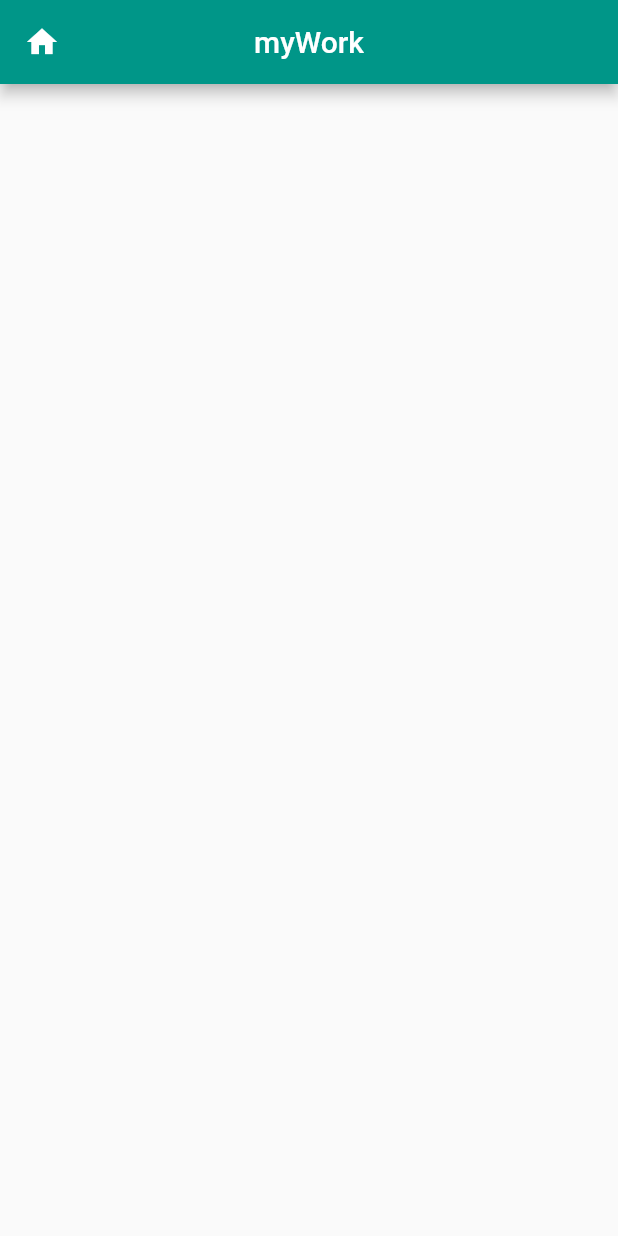
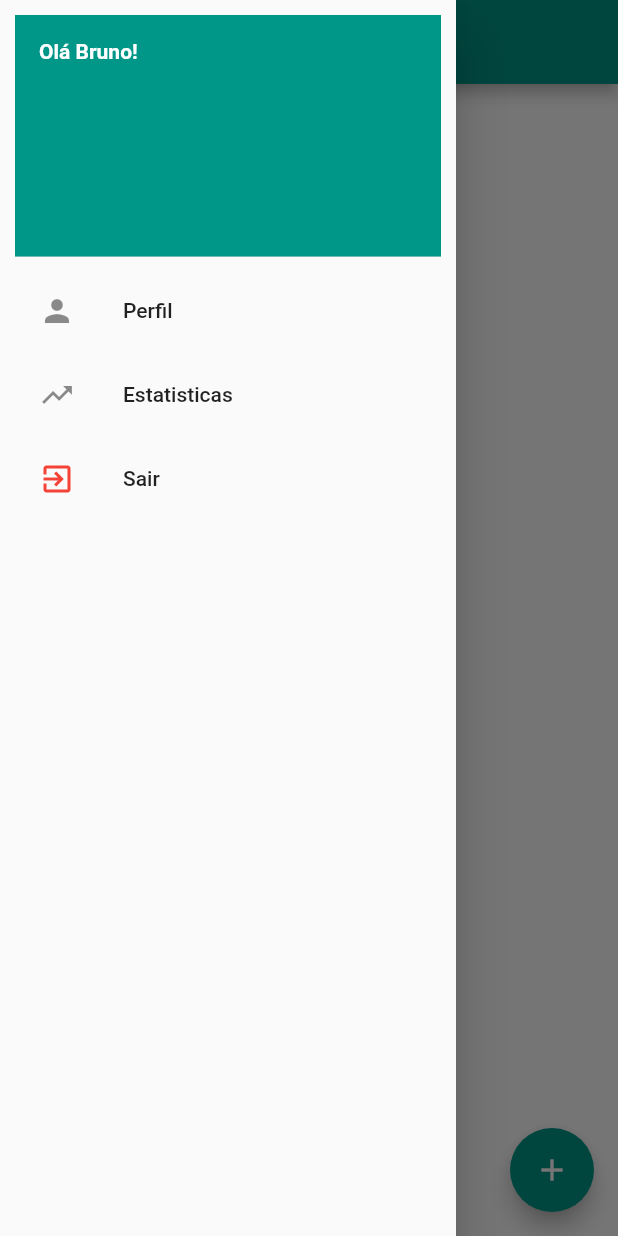
Before and after one commit to brunosilva5/myWork_App_Flutter, a Flutter app: the screen it shows after launch, with the side drawer open (before the commit the screen has no drawer), on a phone screen of 412 x 824 dp. Run offline on Flutter 3.47's test engine with Material 2 defaults, Android fonts, the phone set to English and light mode, and no system bars; our stand-ins replace sqflite; accounts and stored records are empty.

Commit message:
HomePage a ser criada

```diff
--- a/lib/ui/home_page.dart
+++ b/lib/ui/home_page.dart
@@ -13,13 +13,62 @@ class _HomePageState extends State<HomePage> {
         title: Text("myWork"),
         centerTitle: true,
         backgroundColor: Colors.teal,
-        leading: Icon(Icons.home),
       ),
-      body: Column(
-        children: <Widget>[
-
-        ],
+      backgroundColor: Colors.white,
+      floatingActionButton: FloatingActionButton(
+        onPressed: () {
+        },
+        child: Icon(Icons.add),
+        backgroundColor: Colors.teal,
       ),
-    );
+      body: Center(
+        child: Text("Works"),
+      ),
+      drawer: Drawer(
+        child: ListView(
+          padding: EdgeInsets.all(10.0),
+          children: <Widget>[
+            DrawerHeader(
+              child: Text("Olá Bruno!",
+              style: TextStyle(
+                color: Colors.white,
+                fontWeight: FontWeight.bold
+              ),),
+              decoration: BoxDecoration(
+                color: Colors.teal
+              ),
+            ),
+            ListTile(
+              title: Text("Perfil"),
+              leading: Icon(
+                Icons.person
+              ),
+              onTap:(){
+                Navigator.pop(context);
+              },
+            ),
+            ListTile(
+              title: Text("Estatisticas"),
+              leading: Icon(
+                Icons.trending_up
+              ),
+              onTap:(){
+                Navigator.pop(context);
+              },
+            ),
+            ListTile(
+              title: Text("Sair"),
+              leading: Icon(
+                Icons.exit_to_app,
+                color: Colors.red,
+              ),
+              onTap:(){
+                Navigator.pop(context);
+              },
+            ),
+          ],
+        ),
+      ),
+      );
   }
 }
```
